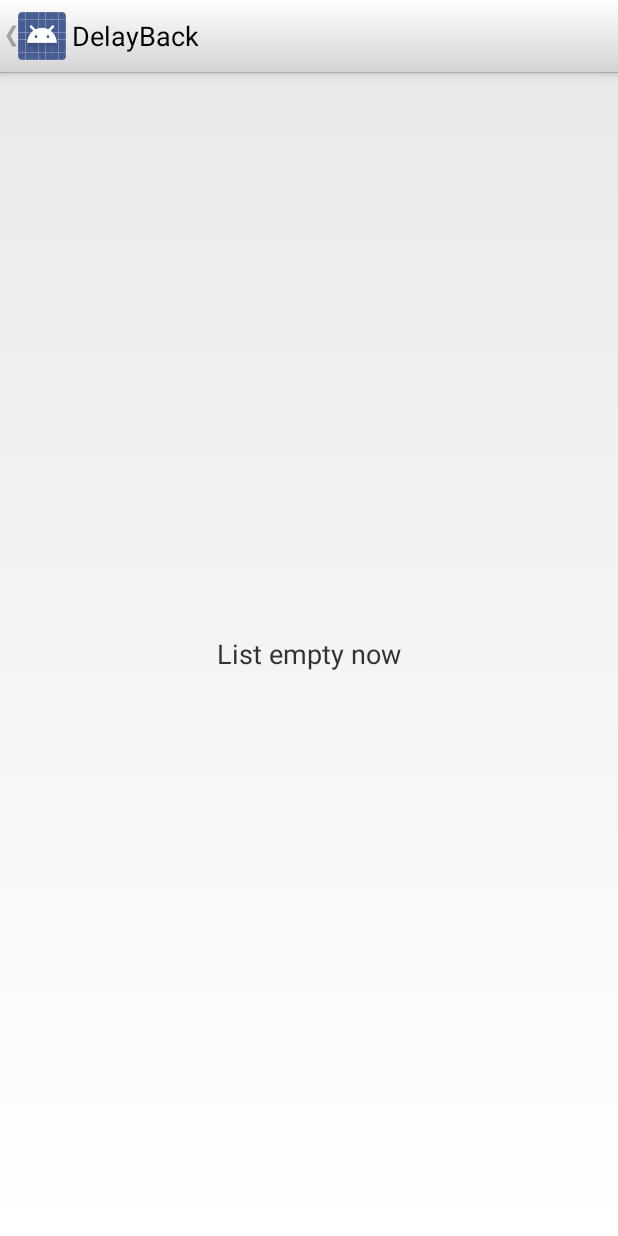
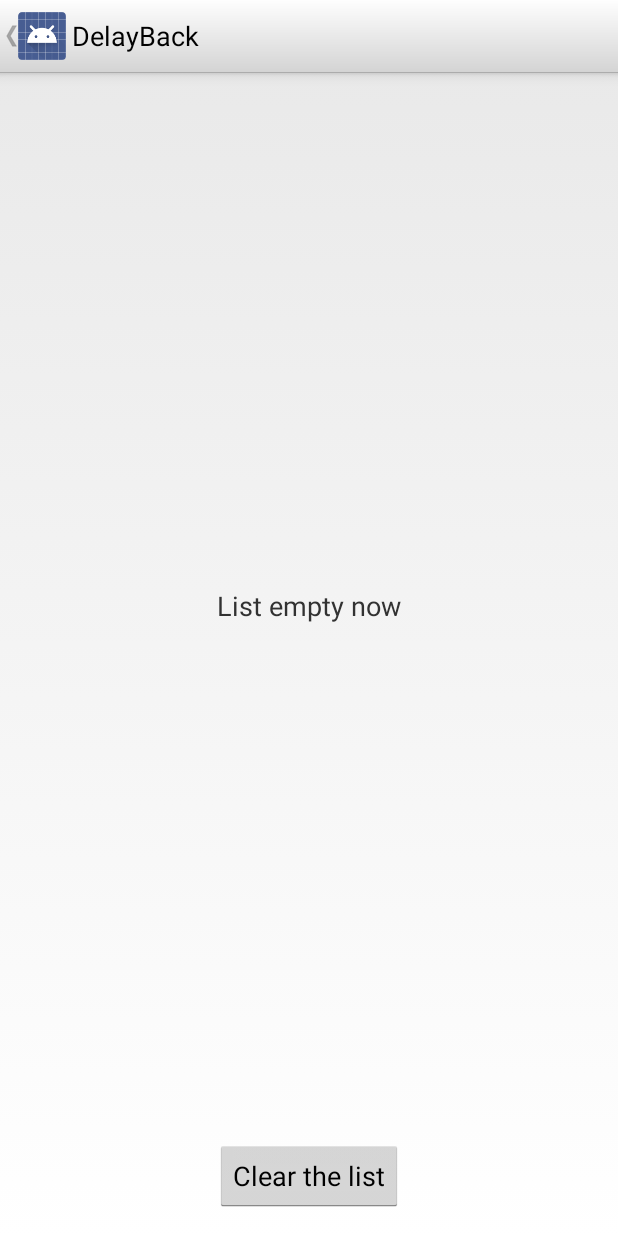
Before and after one commit to Dima2407/eazyback, an Android app: the DelayCallbackNumbersActivity screen opened directly, with no data from a screen before it, on a phone screen of 412 x 824 dp. Run offline under Robolectric (Android 15) with nearby library versions, the phone set to English and light mode, and no system bars; libraries missing offline, so code that uses them is left out: com.android.vending; 11 statements that could not run were skipped.

Commit message:
made UI;

```diff
--- a/app/src/main/res/layout/activity_delay_back.xml
+++ b/app/src/main/res/layout/activity_delay_back.xml
@@ -1,22 +1,35 @@
 <?xml version="1.0" encoding="utf-8"?>
 
-<LinearLayout xmlns:android="http://schemas.android.com/apk/res/android"
-              android:orientation="vertical"
-              android:layout_width="match_parent"
-              android:layout_height="match_parent">
+<RelativeLayout xmlns:android="http://schemas.android.com/apk/res/android"
+    android:layout_width="match_parent"
+    android:layout_height="match_parent">
 
     <ListView
         android:id="@+id/list_delay_callback"
         android:layout_width="match_parent"
-        android:layout_height="match_parent"/>
+        android:layout_height="match_parent"
+        android:layout_above="@+id/clearList"
+
+        />
 
     <TextView
         android:id="@+id/empty_delay_callback"
         android:layout_width="match_parent"
         android:layout_height="match_parent"
+        android:layout_above="@+id/clearList"
+        android:gravity="center"
         android:text="@string/empty_list"
-        android:visibility="gone"
-        android:gravity="center"
-        android:textSize="@dimen/main_text_size"/>
+        android:textSize="@dimen/main_text_size"
+        android:visibility="gone" />
 
-</LinearLayout>
+    <Button
+        android:id="@+id/clearList"
+        android:layout_width="wrap_content"
+        android:layout_height="wrap_content"
+        android:layout_alignParentBottom="true"
+        android:layout_centerHorizontal="true"
+        android:layout_marginBottom="16dp"
+        android:text="@string/clear" />
+
+
+</RelativeLayout>
--- a/app/src/main/res/values/strings.xml
+++ b/app/src/main/res/values/strings.xml
@@ -55,5 +55,6 @@
     <string name="title_activity_delay_back">DelayBack</string>
     <string name="title_activity_extras">Extras</string>
     <string name="title_activity_float_settings">Window position settings</string>
+    <string name="clear">Clear the list</string>
 
 </resources>
```
Also changed, not shown: 1 other file.
